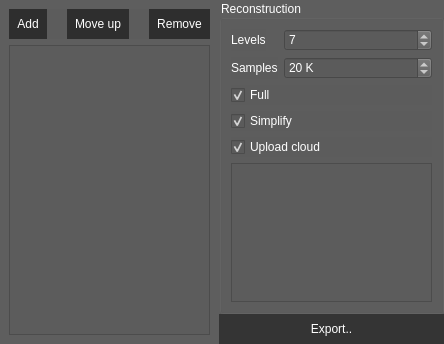
First picture: the form in demo/ExporterWidget.ui, repository ialhashim/topo-blend, before the edit.
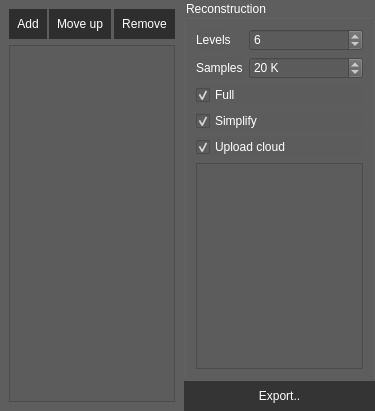
Second picture: the form after the edit. Icons and pictures are not drawn.

```diff
--- a/demo/ExporterWidget.ui
+++ b/demo/ExporterWidget.ui
@@ -6,8 +6,8 @@
    <rect>
     <x>0</x>
     <y>0</y>
-    <width>444</width>
-    <height>344</height>
+    <width>375</width>
+    <height>411</height>
    </rect>
   </property>
   <property name="windowTitle">
@@ -74,7 +74,7 @@
            <number>15</number>
           </property>
           <property name="value">
-           <number>7</number>
+           <number>6</number>
           </property>
          </widget>
         </item>
@@ -132,7 +132,13 @@
          </widget>
         </item>
         <item row="7" column="0" colspan="2">
-         <widget class="QPlainTextEdit" name="log"/>
+         <widget class="QPlainTextEdit" name="log">
+          <property name="font">
+           <font>
+            <pointsize>7</pointsize>
+           </font>
+          </property>
+         </widget>
         </item>
        </layout>
       </widget>
```
